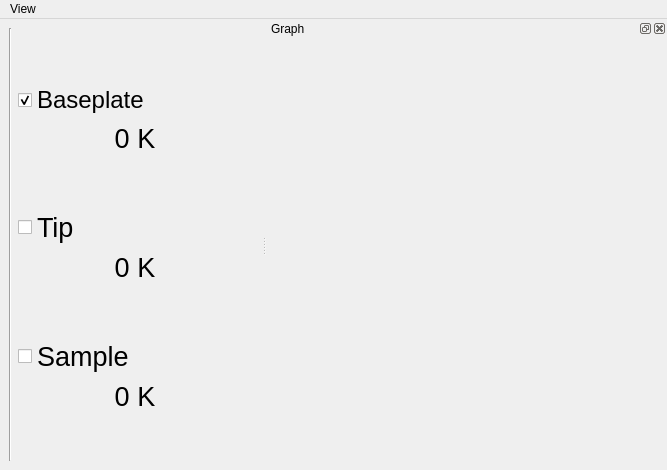
Before: the Qt Designer form gui/temperature_monitor/ui_temperature_monitor.ui in projecthira/qudi-hira, drawn with Qt 5.
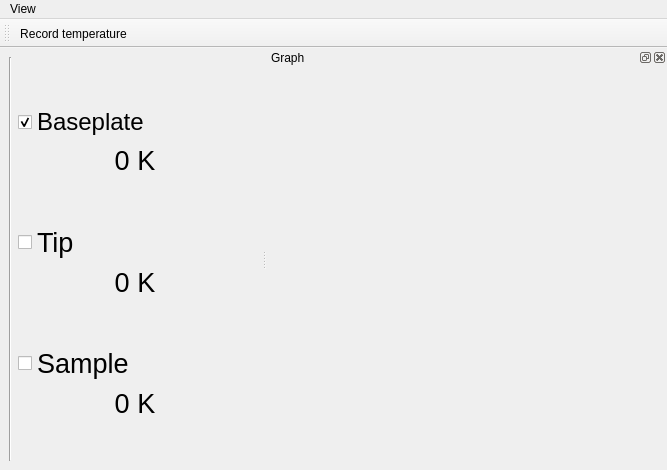
After: the same form once the commit is applied. Icons and pictures are not drawn.

Commit message: Added graph saving functionality for pressure and temperature monitoring.

What changed in the file:
```diff
--- a/gui/temperature_monitor/ui_temperature_monitor.ui
+++ b/gui/temperature_monitor/ui_temperature_monitor.ui
@@ -217,6 +217,21 @@
     <layout class="QGridLayout" name="gridLayout_3"/>
    </widget>
   </widget>
+  <widget class="QToolBar" name="temperatureToolbar">
+   <property name="windowTitle">
+    <string>toolBar</string>
+   </property>
+   <property name="toolButtonStyle">
+    <enum>Qt::ToolButtonTextUnderIcon</enum>
+   </property>
+   <attribute name="toolBarArea">
+    <enum>TopToolBarArea</enum>
+   </attribute>
+   <attribute name="toolBarBreak">
+    <bool>false</bool>
+   </attribute>
+   <addaction name="record_temperature_Action"/>
+  </widget>
   <action name="actionClose">
    <property name="icon">
     <iconset>
@@ -259,6 +274,21 @@
     <string>Reset View</string>
    </property>
   </action>
+  <action name="record_temperature_Action">
+   <property name="checkable">
+    <bool>true</bool>
+   </property>
+   <property name="icon">
+    <iconset>
+     <normaloff>../../artwork/icons/qudiTheme/22x22/record-counter.png</normaloff>../../artwork/icons/qudiTheme/22x22/record-counter.png</iconset>
+   </property>
+   <property name="text">
+    <string>Record temperature</string>
+   </property>
+   <property name="toolTip">
+    <string>Save temperature to file</string>
+   </property>
+  </action>
  </widget>
  <resources/>
  <connections>
```
The commit also changes 4 other files.
